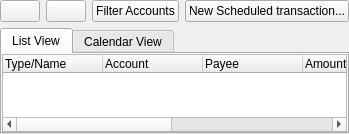
Above: kmymoney/views/kscheduledviewdecl.ui from KDE/kmymoney before the change. Below: the same form after it.
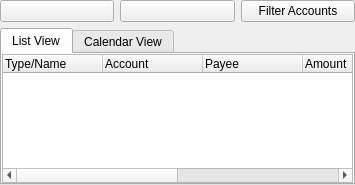
That is the form after the change. Custom widgets are drawn as their Qt base class.

Commit message: Add toolbar to scheduled view similar to ledger view

What changed in the file:
```diff
--- a/kmymoney/views/kscheduledviewdecl.ui
+++ b/kmymoney/views/kscheduledviewdecl.ui
@@ -6,8 +6,8 @@
    <rect>
     <x>0</x>
     <y>0</y>
-    <width>339</width>
-    <height>134</height>
+    <width>355</width>
+    <height>185</height>
    </rect>
   </property>
   <layout class="QVBoxLayout">
@@ -43,13 +43,6 @@
        </property>
       </widget>
      </item>
-     <item>
-      <widget class="KPushButton" name="m_qbuttonNew">
-       <property name="text">
-        <string>New Scheduled transaction...</string>
-       </property>
-      </widget>
-     </item>
     </layout>
    </item>
    <item>
```
Left out of the diff: 3 changed lines with no effect on the pictures. The commit also changes 3 other files.
